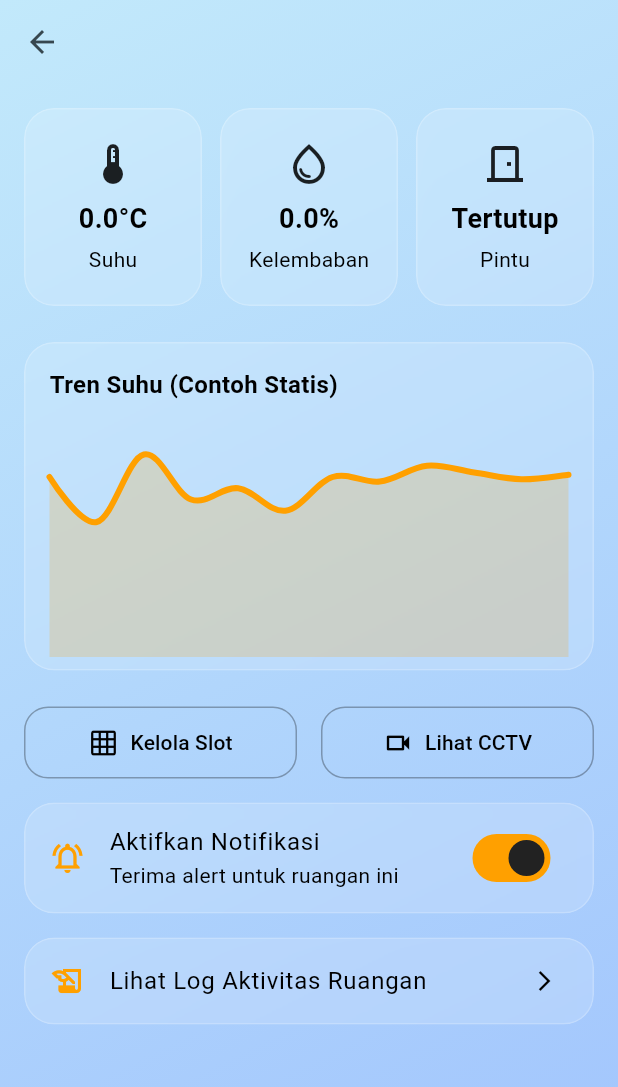
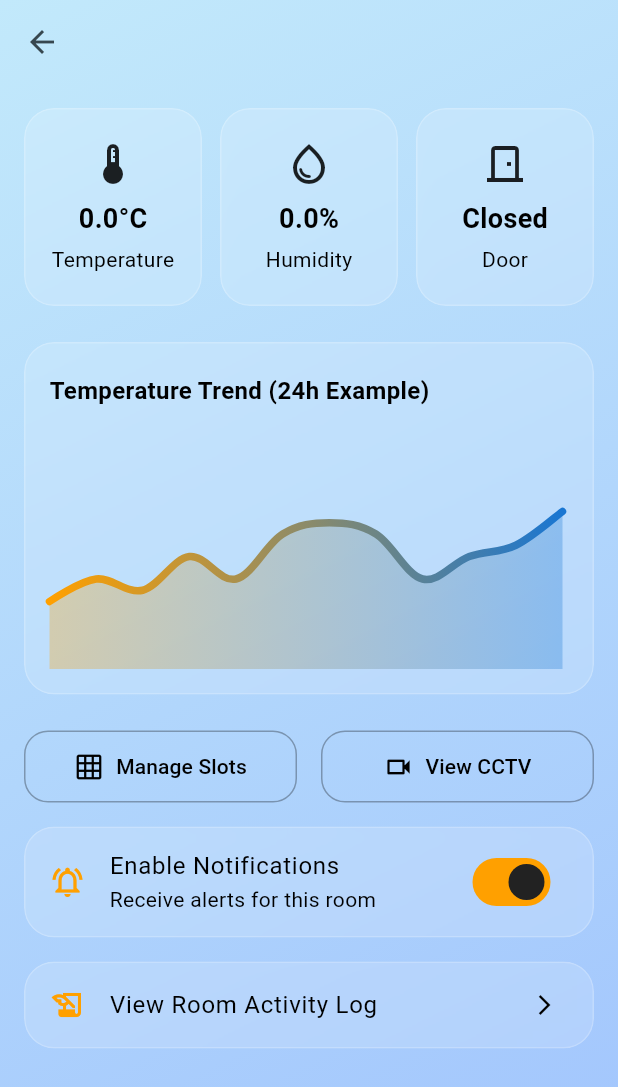
Before and after one commit to S-Crocophim/miniproject_pemob10, a Flutter app: the RoomDetailScreen screen opened directly with empty values, on a phone screen of 412 x 824 dp. Shown: the top 1087 px of the screen. Run offline on Flutter 3.47's test engine with Material 3 defaults, Android fonts, the phone set to English and light mode, and no system bars; drawn by our look-alikes of fl_chart; our stand-ins replace cloud_firestore, firebase_auth, firebase_core, shared_preferences, video_player; accounts and stored records are empty; Roboto replaces fonts that are missing (Poppins).

Commit message:
Recode Full

```diff
--- a/lib/models/slot_storage.dart
+++ b/lib/models/slot_storage.dart
@@ -1,6 +1,5 @@
 // lib/models/slot_storage.dart
 
-// Let's use English terms as the standard to avoid confusion.
 enum SlotStatus { available, occupied, inProcess }
 
 class SlotStorage {
@@ -15,11 +14,8 @@ class SlotStorage {
   factory SlotStorage.fromMap(String id, Map<String, dynamic> data) {
     return SlotStorage(
       id: id,
-      // We need to be careful here if the database has mixed languages.
-      // This code now expects "available", "occupied", or "inProcess" from Firestore.
       status: SlotStatus.values.firstWhere(
         (e) => e.name == data['status'],
-        // Default to 'available' if the data from Firestore is invalid or in a different language.
         orElse: () => SlotStatus.available,
       ),
     );
--- a/lib/screens/dashboard_screen.dart
+++ b/lib/screens/dashboard_screen.dart
@@ -6,8 +6,7 @@ import '/providers/cold_room_provider.dart';
 import '/providers/theme_provider.dart';
 import '/models/cold_room.dart';
 import '/widgets/cold_room_card.dart';
-import '/screens/add_room_screen.dart';
-import '/screens/log_history_screen.dart'; // Import layar log
+import '/screens/log_history_screen.dart';
 
 class DashboardScreen extends StatelessWidget {
   const DashboardScreen({super.key});
@@ -38,7 +37,7 @@ class DashboardScreen extends StatelessWidget {
               crossAxisAlignment: CrossAxisAlignment.start,
               children: [
                 Padding(
-                  padding: const EdgeInsets.fromLTRB(20, 10, 8, 10), // Ubah padding kanan
+                  padding: const EdgeInsets.fromLTRB(20, 10, 8, 10),
                   child: Row(
                     mainAxisAlignment: MainAxisAlignment.spaceBetween,
                     children: [
@@ -51,7 +50,6 @@ class DashboardScreen extends StatelessWidget {
                       ),
                       Row(
                         children: [
-                          // TOMBOL BARU UNTUK LOG HISTORY
                           IconButton(
                             icon: Icon(Icons.history_edu_outlined,
                                   color: themeProvider.isDarkMode ? Colors.white70 : Colors.black54),
@@ -61,7 +59,7 @@ class DashboardScreen extends StatelessWidget {
                                 MaterialPageRoute(builder: (_) => const LogHistoryScreen()),
                               );
                             },
-                            tooltip: 'Log Aktivitas',
+                            tooltip: 'Activity Log',
                           ),
                           Switch(
                             value: themeProvider.isDarkMode,
@@ -88,12 +86,12 @@ class DashboardScreen extends StatelessWidget {
                         return const Center(child: CircularProgressIndicator());
                       }
                       if (snapshot.hasError) {
-                        return Center(child: Text('Terjadi error: ${snapshot.error}'));
+                        return Center(child: Text('An error occurred: ${snapshot.error}'));
                       }
                       if (!snapshot.hasData || snapshot.data!.isEmpty) {
                         return const Center(
-                            child: Text('Belum ada data Cold Room.'),
-                            );
+                            child: Text('No cold rooms found.\nClick the + button to add one.'),
+                        );
                       }
                       final rooms = snapshot.data!;
                       return ListView.builder(
@@ -113,11 +111,12 @@ class DashboardScreen extends StatelessWidget {
       ),
       floatingActionButton: FloatingActionButton(
         onPressed: () {
-          Navigator.of(context).push(MaterialPageRoute(builder: (_) => const AddRoomScreen()));
+          // You might want to create and translate add_room_screen as well
+          // Navigator.of(context).push(MaterialPageRoute(builder: (_) => const AddRoomScreen()));
         },
         backgroundColor: theme.colorScheme.primary,
         child: const Icon(Icons.add, color: Colors.white),
-        tooltip: 'Tambah Ruangan',
+        tooltip: 'Add Room',
       ),
     );
   }
--- a/lib/screens/log_history_screen.dart
+++ b/lib/screens/log_history_screen.dart
@@ -7,14 +7,13 @@ import '/providers/cold_room_provider.dart';
 import '/widgets/glass_card.dart';
 
 class LogHistoryScreen extends StatelessWidget {
-  // Terima roomId sebagai parameter opsional
   final String? roomId;
   final String? roomName;
 
   const LogHistoryScreen({super.key, this.roomId, this.roomName});
 
   String _formatTimestamp(DateTime? dt) {
-    if (dt == null) return "No date";
+    if (dt == null) return "No date available";
     return DateFormat('d MMM yyyy, HH:mm').format(dt);
   }
 
@@ -24,9 +23,11 @@ class LogHistoryScreen extends StatelessWidget {
 
     return Scaffold(
       appBar: AppBar(
-        // Judul dinamis berdasarkan apakah kita memfilter atau tidak
-        title: Text(roomName != null ? 'Log: $roomName' : 'Semua Log Aktivitas'),
+        title: Text(roomName != null ? 'Log: $roomName' : 'All Activity Logs'),
+        backgroundColor: Colors.transparent,
+        elevation: 0,
       ),
+      extendBodyBehindAppBar: true,
       body: Stack(
         children: [
           Container(
@@ -40,8 +41,8 @@ class LogHistoryScreen extends StatelessWidget {
               ),
             ),
           ),
-          StreamBuilder<List<ActivityLog>>(
-            // Panggil method dengan atau tanpa roomId
+          SafeArea(
+            child: StreamBuilder<List<ActivityLog>>(
               stream: provider.getActivityLogs(roomId: roomId),
               builder: (context, snapshot) {
                 if (snapshot.connectionState == ConnectionState.waiting) {
@@ -51,7 +52,7 @@ class LogHistoryScreen extends StatelessWidget {
                   return Center(child: Text('Error: ${snapshot.error}'));
                 }
                 if (!snapshot.hasData || snapshot.data!.isEmpty) {
-                return const Center(child: Text('Belum ada aktivitas tercatat untuk filter ini.'));
+                  return const Center(child: Text('No activity has been recorded for this filter.'));
                 }
 
                 final logs = snapshot.data!;
@@ -93,6 +94,7 @@ class LogHistoryScreen extends StatelessWidget {
                 );
               },
             ),
+          ),
         ],
       ),
     );
--- a/lib/screens/room_detail_screen.dart
+++ b/lib/screens/room_detail_screen.dart
@@ -3,9 +3,9 @@ import 'package:flutter/material.dart';
 import 'package:fl_chart/fl_chart.dart';
 import '/models/cold_room.dart';
 import '/screens/cctv_view_screen.dart';
-import '/screens/log_history_screen.dart'; // Import layar Log
+import '/screens/log_history_screen.dart';
 import '/screens/slot_management_screen.dart';
-import '/widgets/glass_card.dart'; // Import untuk desain modern
+import '/widgets/glass_card.dart';
 
 class RoomDetailScreen extends StatefulWidget {
   final ColdRoom room;
@@ -24,16 +24,16 @@ class _RoomDetailScreenState extends State<RoomDetailScreen> {
     final theme = Theme.of(context);
 
     return Scaffold(
-      extendBodyBehindAppBar: true, // Membuat body bisa berada di belakang AppBar
+      extendBodyBehindAppBar: true,
       appBar: AppBar(
         title: Text(widget.room.name),
-        backgroundColor: Colors.transparent, // AppBar transparan
+        backgroundColor: Colors.transparent,
         elevation: 0,
       ),
-      body: Stack( // Gunakan Stack untuk background
+      body: Stack(
         children: [
           Container(
-             decoration: BoxDecoration(
+            decoration: BoxDecoration(
               gradient: LinearGradient(
                 colors: theme.brightness == Brightness.dark
                     ? [const Color(0xFF1E2A72), const Color(0xFF28338C)]
@@ -58,7 +58,6 @@ class _RoomDetailScreenState extends State<RoomDetailScreen> {
                     _buildActionButtons(context),
                     const SizedBox(height: 16),
                     _buildSettingsCard(),
-                    // TOMBOL LOG HISTORY DITAMBAHKAN DI SINI
                     const SizedBox(height: 16),
                     _buildLogHistoryButton(context),
                     const SizedBox(height: 24),
@@ -75,11 +74,11 @@ class _RoomDetailScreenState extends State<RoomDetailScreen> {
   Widget _buildKeyMetrics() {
     return Row(
       children: [
-        _buildMetricCard('Suhu', '${widget.room.temperature}°C', Icons.thermostat_outlined),
+        _buildMetricCard('Temperature', '${widget.room.temperature}°C', Icons.thermostat_outlined),
         const SizedBox(width: 12),
-        _buildMetricCard('Kelembaban', '${widget.room.humidity}%', Icons.water_drop_outlined),
+        _buildMetricCard('Humidity', '${widget.room.humidity}%', Icons.water_drop_outlined),
         const SizedBox(width: 12),
-        _buildMetricCard('Pintu', widget.room.isDoorOpen ? 'Terbuka' : 'Tertutup', Icons.door_front_door_outlined),
+        _buildMetricCard('Door', widget.room.isDoorOpen ? 'Open' : 'Closed', Icons.door_front_door_outlined),
       ],
     );
   }
@@ -103,18 +102,19 @@ class _RoomDetailScreenState extends State<RoomDetailScreen> {
     );
   }
 
+  // This widget contains the chart. No changes needed here.
   Widget _buildChartCard() {
     return GlassmorphicCard(
       child: Padding(
-        padding: const EdgeInsets.fromLTRB(16, 16, 16, 8),
+        padding: const EdgeInsets.fromLTRB(16, 20, 20, 16), // Adjust padding
         child: Column(
           crossAxisAlignment: CrossAxisAlignment.start,
           children: [
             const Text(
-              'Tren Suhu (Contoh Statis)',
+              'Temperature Trend (24h Example)',
               style: TextStyle(fontWeight: FontWeight.bold, fontSize: 16),
             ),
-            const SizedBox(height: 20),
+            const SizedBox(height: 24),
             SizedBox(
               height: 150,
               child: LineChart(_buildTemperatureChartData(Theme.of(context))),
@@ -125,13 +125,75 @@ class _RoomDetailScreenState extends State<RoomDetailScreen> {
     );
   }
 
+  // The primary fix is in this method.
+  LineChartData _buildTemperatureChartData(ThemeData theme) {
+    // A sample list of data points (x, y). x is time, y is temperature.
+    final List<FlSpot> spots = [
+      const FlSpot(0, 3), const FlSpot(1, 4), const FlSpot(2, 3.5),
+      const FlSpot(3, 5), const FlSpot(4, 4), const FlSpot(5, 6),
+      const FlSpot(6, 6.5), const FlSpot(7, 6), const FlSpot(8, 4),
+      const FlSpot(9, 5), const FlSpot(10, 5.5), const FlSpot(11, 7),
+    ];
+
+    // Gradient colors for the line and area below it
+    final List<Color> gradientColors = [
+      theme.colorScheme.primary,
+      theme.colorScheme.secondary,
+    ];
+
+    return LineChartData(
+      // 1. GRID DATA: Hide the grid for a cleaner look
+      gridData: const FlGridData(show: false),
+
+      // 2. TITLES DATA: Hide all titles (axis labels)
+      titlesData: const FlTitlesData(
+        show: true,
+        leftTitles: AxisTitles(sideTitles: SideTitles(showTitles: false)),
+        topTitles: AxisTitles(sideTitles: SideTitles(showTitles: false)),
+        bottomTitles: AxisTitles(sideTitles: SideTitles(showTitles: false)),
+        rightTitles: AxisTitles(sideTitles: SideTitles(showTitles: false)),
+      ),
+
+      // 3. BORDER DATA: Hide the chart border for a modern look
+      borderData: FlBorderData(show: false),
+
+      // 4. AXIS LIMITS: Ensure the axis limits can contain the data
+      minX: 0,  // Corresponds to the first x-value in spots (0)
+      maxX: 11, // Corresponds to the last x-value in spots (11)
+      minY: 0,  // A reasonable minimum temperature
+      maxY: 10, // A reasonable maximum temperature that is higher than the max spot value (7)
+
+      // 5. LINE BARS DATA: This is where we define the actual line
+      lineBarsData: [
+        LineChartBarData(
+          spots: spots, // Use the data defined above
+          isCurved: true, // Make the line smooth
+          // Apply a gradient color to the line
+          gradient: LinearGradient(
+            colors: gradientColors,
+          ),
+          barWidth: 5, // Line thickness
+          isStrokeCapRound: true,
+          dotData: const FlDotData(show: false), // Hide the dots on the line
+          // The area below the line
+          belowBarData: BarAreaData(
+            show: true,
+            // Apply a gradient to the area, but with more transparency
+            gradient: LinearGradient(
+              colors: gradientColors.map((color) => color.withOpacity(0.3)).toList(),
+            ),
+          ),
+        ),
+      ],
+    );
+  }
   Widget _buildActionButtons(BuildContext context) {
     return Row(
       children: [
         Expanded(
           child: OutlinedButton.icon(
             icon: const Icon(Icons.grid_on_outlined, size: 20),
-            label: const Text('Kelola Slot'),
+            label: const Text('Manage Slots'),
             onPressed: () {
                Navigator.push(context, MaterialPageRoute(builder: (_) =>
                 SlotManagementScreen(room: widget.room),
@@ -149,7 +211,7 @@ class _RoomDetailScreenState extends State<RoomDetailScreen> {
         Expanded(
           child: OutlinedButton.icon(
             icon: const Icon(Icons.videocam_outlined, size: 20),
-            label: const Text('Lihat CCTV'),
+            label: const Text('View CCTV'),
             onPressed: () {
               Navigator.push(context, MaterialPageRoute(builder: (_) =>
                 CCTVViewScreen(cctvUrl: widget.room.cctvUrl, roomName: widget.room.name),
@@ -171,8 +233,8 @@ class _RoomDetailScreenState extends State<RoomDetailScreen> {
     return GlassmorphicCard(
       child: ListTile(
         leading: Icon(Icons.notifications_active_outlined, color: Theme.of(context).colorScheme.primary),
-        title: const Text('Aktifkan Notifikasi'),
-        subtitle: const Text('Terima alert untuk ruangan ini'),
+        title: const Text('Enable Notifications'),
+        subtitle: const Text('Receive alerts for this room'),
         trailing: Switch(
           value: _notificationsEnabled,
           onChanged: (value) {
@@ -185,12 +247,10 @@ class _RoomDetailScreenState extends State<RoomDetailScreen> {
     );
   }
 
-  // WIDGET BARU UNTUK TOMBOL LOG HISTORY
   Widget _buildLogHistoryButton(BuildContext context) {
     return GlassmorphicCard(
       child: ListTile(
         onTap: () {
-          // Navigasi ke LogHistoryScreen dengan membawa ID dan Nama ruangan
           Navigator.push(context, MaterialPageRoute(builder: (_) =>
             LogHistoryScreen(
               roomId: widget.room.id,
@@ -199,41 +259,9 @@ class _RoomDetailScreenState extends State<RoomDetailScreen> {
           ));
         },
         leading: Icon(Icons.history_edu_outlined, color: Theme.of(context).colorScheme.primary),
-        title: const Text('Lihat Log Aktivitas Ruangan'),
+        title: const Text('View Room Activity Log'),
         trailing: const Icon(Icons.arrow_forward_ios, size: 16),
       ),
     );
   }
-
-  LineChartData _buildTemperatureChartData(ThemeData theme) {
-    return LineChartData(
-      gridData: const FlGridData(show: false),
-      titlesData: const FlTitlesData(
-        leftTitles: AxisTitles(sideTitles: SideTitles(showTitles: false)),
-        topTitles: AxisTitles(sideTitles: SideTitles(showTitles: false)),
-        bottomTitles: AxisTitles(sideTitles: SideTitles(showTitles: false)),
-        rightTitles: AxisTitles(sideTitles: SideTitles(showTitles: false)),
-      ),
-      borderData: FlBorderData(show: false),
-      minX: 0, maxX: 11, minY: -5, maxY: 5,
-      lineBarsData: [
-        LineChartBarData(
-          spots: const [
-            FlSpot(0, 3), FlSpot(1, 1), FlSpot(2, 4), FlSpot(3, 2),
-            FlSpot(4, 2.5), FlSpot(5, 1.5), FlSpot(6, 3), FlSpot(7, 2.8),
-            FlSpot(8, 3.5), FlSpot(9, 3.2), FlSpot(10, 2.9), FlSpot(11, 3.1),
-          ],
-          isCurved: true,
-          color: theme.colorScheme.primary,
-          barWidth: 4,
-          isStrokeCapRound: true,
-          dotData: const FlDotData(show: false),
-          belowBarData: BarAreaData(
-            show: true,
-            color: theme.colorScheme.primary.withOpacity(0.2),
-          ),
-        ),
-      ],
-    );
-  }
 }
```
Also changed, not shown: lib/providers/auth_provider.dart (+7 -8 lines), lib/providers/cold_room_provider.dart (+11 -32 lines), lib/screens/add_room_screen.dart (+25 -16 lines), lib/screens/login_screen.dart (+9 -12 lines), lib/screens/slot_management_screen.dart (+26 -28 lines). Lines whose indentation alone changed are shown as unchanged.
